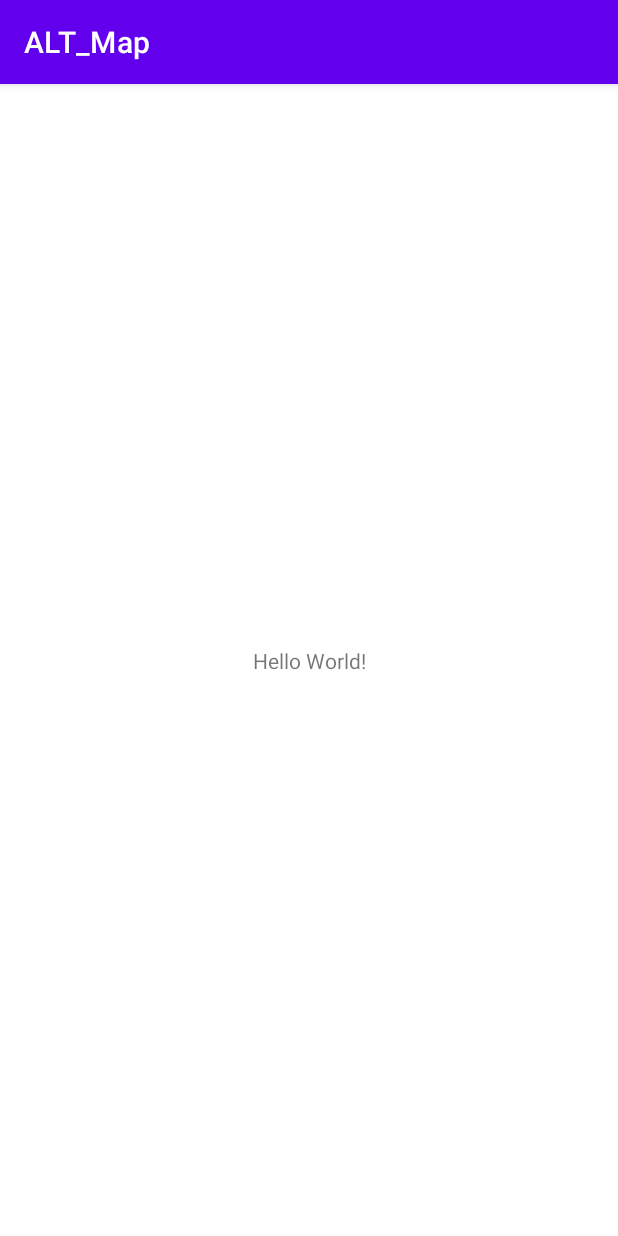
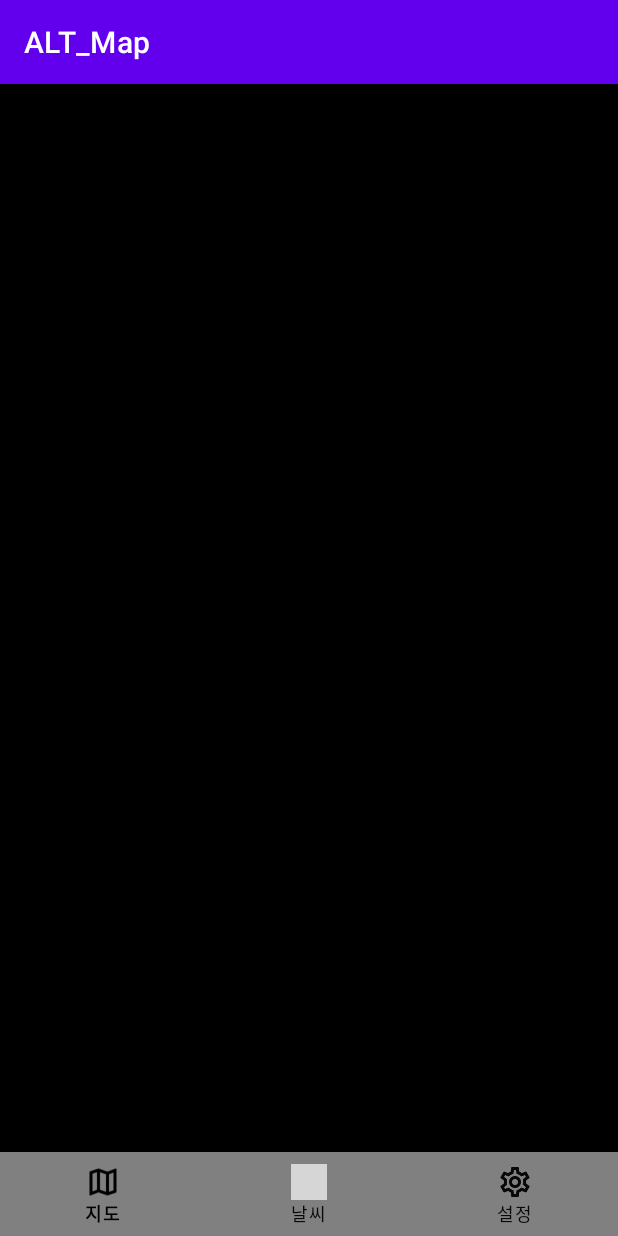
Before and after one commit to HamTory06/ALT_Map, an Android app: the screen it shows after launch (MainActivity), on a phone screen of 412 x 824 dp. Run offline under Robolectric (Android 15) with nearby library versions, the phone set to English and light mode, and no system bars; grey boxes are pictures that could not be loaded.

Commit message:
바텀네비게이션 구현 완료

```diff
--- a/app/src/main/res/drawable-v24/ic_launcher_foreground.xml
+++ b/app/src/main/res/drawable-v24/ic_launcher_foreground.xml
@@ -1,3 +1,4 @@
+<?xml version="1.0" encoding="utf-8"?>
 <vector xmlns:android="http://schemas.android.com/apk/res/android"
     xmlns:aapt="http://schemas.android.com/aapt"
     android:width="108dp"
--- /dev/null
+++ b/app/src/main/res/drawable/meun_click_color.xml
@@ -0,0 +1,11 @@
+<?xml version="1.0" encoding="utf-8"?>
+<selector xmlns:android="http://schemas.android.com/apk/res/android">
+    <item
+        android:color="@color/black"
+        android:state_checked="true"
+        />
+    <item
+        android:color="#080808"
+        android:state_checked="false"
+        />
+</selector>
--- a/app/src/main/res/layout/activity_main.xml
+++ b/app/src/main/res/layout/activity_main.xml
@@ -6,13 +6,29 @@
     android:layout_height="match_parent"
     tools:context=".MainActivity">
 
-    <TextView
-        android:layout_width="wrap_content"
+    <FrameLayout
+        android:id="@+id/mainFrameLayout"
+        android:layout_width="0dp"
+        android:layout_height="0dp"
+        android:background="@color/black"
+        app:layout_constraintBottom_toTopOf="@+id/navigation"
+        app:layout_constraintEnd_toEndOf="parent"
+        app:layout_constraintStart_toStartOf="parent"
+        app:layout_constraintTop_toTopOf="parent">
+
+    </FrameLayout>
+
+    <com.google.android.material.bottomnavigation.BottomNavigationView
+        android:id="@+id/navigation"
+        android:layout_width="match_parent"
         android:layout_height="wrap_content"
-        android:text="Hello World!"
+        app:itemBackground="@color/grey"
+        app:itemIconTint="@drawable/meun_click_color"
+        app:itemTextColor="@drawable/meun_click_color"
         app:layout_constraintBottom_toBottomOf="parent"
         app:layout_constraintEnd_toEndOf="parent"
         app:layout_constraintStart_toStartOf="parent"
-        app:layout_constraintTop_toTopOf="parent" />
+        app:menu="@menu/bottom_nav"
+        tools:ignore="MissingConstraints" />
 
 </androidx.constraintlayout.widget.ConstraintLayout>
--- /dev/null
+++ b/app/src/main/res/menu/bottom_nav.xml
@@ -0,0 +1,18 @@
+<?xml version="1.0" encoding="utf-8"?>
+<menu xmlns:android="http://schemas.android.com/apk/res/android">
+        <item
+            android:id="@+id/navigation_map"
+            android:icon="@drawable/outline_map_black_48"
+            android:title="지도" />
+
+        <item
+            android:id="@+id/navigation_weather"
+            android:icon="@drawable/outline_air_black_48"
+            android:title="날씨" />
+
+        <item
+            android:id="@+id/navigation_settings"
+            android:icon="@drawable/outline_settings_black_48"
+            android:title="설정" />
+
+</menu>
--- a/app/src/main/res/navigation/nav.xml
+++ /dev/null
@@ -1,21 +0,0 @@
-<?xml version="1.0" encoding="utf-8"?>
-<navigation xmlns:android="http://schemas.android.com/apk/res/android"
-    xmlns:app="http://schemas.android.com/apk/res-auto"
-    android:id="@+id/nav">
-
-    <item
-        android:id="@+id/navigation_map"
-        android:icon="@drawable/outline_map_black_48"
-        android:title="nav_map" />
-
-    <item
-        android:id="@+id/navigation_weather"
-        android:icon="@drawable/outline_air_black_48"
-        android:title="nav_weather" />
-
-    <item
-        android:id="@+id/navigation_settings"
-        android:icon="@drawable/outline_settings_black_48"
-        android:title="nav_settings" />
-
-</navigation>
--- a/app/src/main/res/values-night/themes.xml
+++ b/app/src/main/res/values-night/themes.xml
@@ -1,3 +1,4 @@
+<?xml version="1.0" encoding="utf-8"?>
 <resources xmlns:tools="http://schemas.android.com/tools">
     <!-- Base application theme. -->
     <style name="Theme.ALT_Map" parent="Theme.MaterialComponents.DayNight.DarkActionBar">
--- a/app/src/main/res/values/colors.xml
+++ b/app/src/main/res/values/colors.xml
@@ -7,4 +7,5 @@
     <color name="teal_700">#FF018786</color>
     <color name="black">#FF000000</color>
     <color name="white">#FFFFFFFF</color>
+    <color name="grey">#808080</color>
 </resources>
--- a/app/src/main/res/values/strings.xml
+++ b/app/src/main/res/values/strings.xml
@@ -1,3 +1,4 @@
+<?xml version="1.0" encoding="utf-8"?>
 <resources>
     <string name="app_name">ALT_Map</string>
     <!-- TODO: Remove or change this placeholder text -->
--- a/app/src/main/res/values/themes.xml
+++ b/app/src/main/res/values/themes.xml
@@ -1,3 +1,4 @@
+<?xml version="1.0" encoding="utf-8"?>
 <resources xmlns:tools="http://schemas.android.com/tools">
     <!-- Base application theme. -->
     <style name="Theme.ALT_Map" parent="Theme.MaterialComponents.DayNight.DarkActionBar">
```
